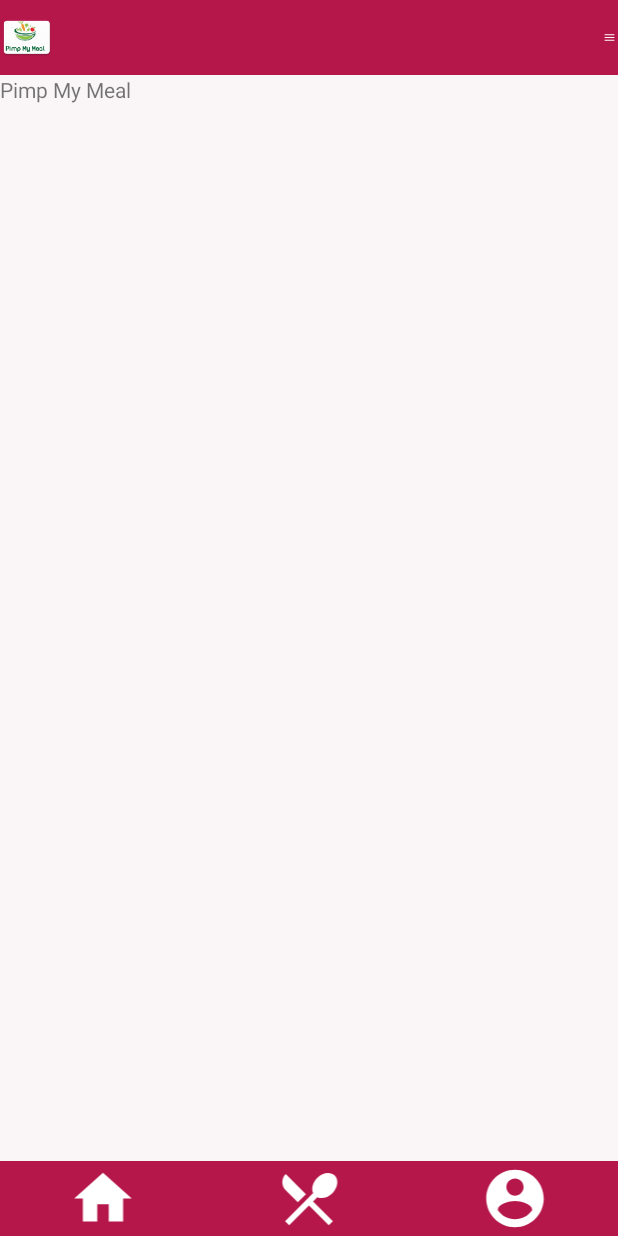
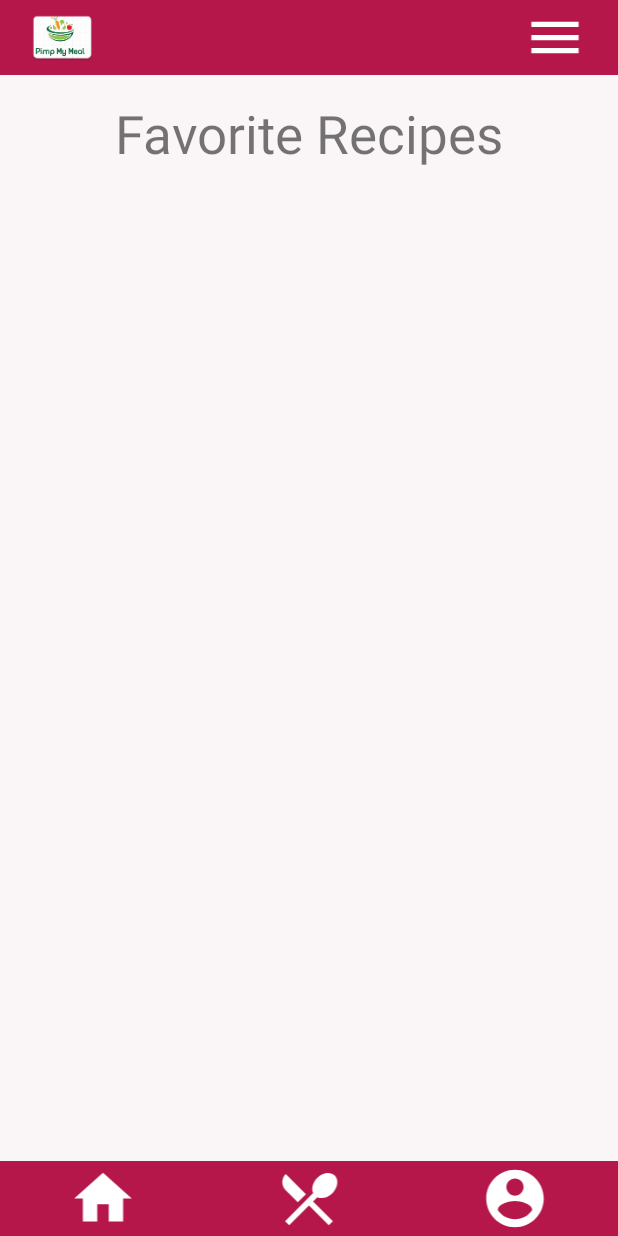
Before and after one commit to DaubieMatthieu/PimpMyMeal, an Android app: the HomeActivity screen opened directly, with no data from a screen before it, on a phone screen of 412 x 824 dp. Run offline under Robolectric (Android 15) with nearby library versions, the phone set to English and light mode, and no system bars.

Commit message:
Add Home Activity

```diff
--- a/app/src/main/java/com/example/pimpmymeal/ui/HomeActivity.java
+++ b/app/src/main/java/com/example/pimpmymeal/ui/HomeActivity.java
@@ -1,12 +1,15 @@
 package com.example.pimpmymeal.ui;
 
 import android.os.Bundle;
+import android.widget.GridView;
 
 import androidx.appcompat.app.AppCompatActivity;
 
 import com.example.pimpmymeal.R;
+import com.example.pimpmymeal.services.UserPreferencesService;
 
 public class HomeActivity extends AppCompatActivity {
+    RecipesAdapter recipesAdapter;
 
     @Override
     protected void onCreate(Bundle savedInstanceState) {
@@ -15,8 +18,17 @@ public class HomeActivity extends AppCompatActivity {
 
         Header header = findViewById(R.id.header);
         header.initHeader();
-
         Footer footer = findViewById(R.id.footer);
         footer.initFooter();
+
+        GridView favoriteRecipesView = findViewById(R.id.favorite_recipes);
+        recipesAdapter = new RecipesAdapter(this,UserPreferencesService.favoriteRecipes);
+        favoriteRecipesView.setAdapter(recipesAdapter);
+    }
+
+    @Override
+    protected void onPostResume() {
+        super.onPostResume();
+        recipesAdapter.notifyDataSetChanged();
     }
 }
--- a/app/src/main/java/com/example/pimpmymeal/ui/SignInActivity.java
+++ b/app/src/main/java/com/example/pimpmymeal/ui/SignInActivity.java
@@ -28,7 +28,9 @@ public class SignInActivity extends AppCompatActivity {
         if (!UserPreferencesService.isFirstAuth()) {
             username.setText(UserPreferencesService.username);
             password.setText(UserPreferencesService.password);
-            if (launchedFrom.equals("app-start")) logInClicked(null);
+            if (launchedFrom.equals("app-start")) {
+                UserPreferencesService.onInitCompleted = (b) -> logInClicked(null);
+            }
         } else if (!launchedFrom.equals("sign-up")) signUpBackClicked(null);
     }
 
--- a/app/src/main/res/layout/activity_home.xml
+++ b/app/src/main/res/layout/activity_home.xml
@@ -8,19 +8,37 @@
 
     <com.example.pimpmymeal.ui.Header
         android:id="@+id/header"
-        android:layout_width="wrap_content"
-        android:layout_height="wrap_content" />
+        android:layout_width="match_parent"
+        android:layout_height="50dp" />
 
-    <TextView
+    <LinearLayout
         android:id="@+id/textView"
         android:layout_width="match_parent"
         android:layout_height="0dp"
         android:layout_weight="1"
-        android:text="@string/app_name" />
+        android:orientation="vertical"
+        android:text="@string/app_name">
+
+        <TextView
+            android:layout_width="match_parent"
+            android:layout_height="wrap_content"
+            android:padding="@dimen/padding_big_title"
+            android:text="@string/favorite_recipes"
+            android:textAlignment="center"
+            android:textSize="@dimen/size_big_title" />
+
+        <GridView
+            android:id="@+id/favorite_recipes"
+            android:layout_width="match_parent"
+            android:layout_height="match_parent"
+            android:numColumns="2"
+            tools:listitem="@layout/recipe_preview" />
+
+    </LinearLayout>
 
     <com.example.pimpmymeal.ui.Footer
         android:id="@+id/footer"
         android:layout_width="match_parent"
-        android:layout_height="wrap_content" />
+        android:layout_height="50dp" />
 
 </LinearLayout>
--- a/app/src/main/res/layout/activity_sign_in.xml
+++ b/app/src/main/res/layout/activity_sign_in.xml
@@ -53,7 +53,7 @@
         android:layout_marginBottom="@dimen/auth_form_margin_bottom"
         android:onClick="logInClicked"
         android:paddingVertical="@dimen/auth_form_btn_vertical_padding"
-        android:text="@string/login"
+        android:text="@string/log_in"
         android:textSize="@dimen/auth_form_main_item_text_size" />
 
     <Button
--- a/app/src/main/res/values/strings.xml
+++ b/app/src/main/res/values/strings.xml
@@ -6,16 +6,20 @@
     <string name="username_pref">Username Preference</string>
     <string name="password_pref">Password Preference</string>
     <string name="fav_recipes_pref">Favorite Recipes Preference</string>
-    <string name="recipes_to_try_pref">Try Later Recipes Preference</string>
-    <!-- TODO organize all this by sections -->
+    <!-- Recipe Activity and Preview -->
     <string name="recipe_name_description">Recipe name</string>
     <string name="recipe_source_description">Recipe source</string>
     <string name="browse_recipe">Browse recipe</string>
     <string name="recipe_image_description">Recipe Image</string>
+    <string name="like_button">like button</string>
+    <!-- Header -->
+    <string name="logo_image">Logo image</string>
+    <string name="header_menu_button">Header menu button</string>
     <string name="help">Help</string>
     <string name="settings">Settings</string>
-    <string name="login">Login</string>
     <string name="log_out">Log out</string>
+    <!-- Authentication Activities -->
+    <string name="log_in">Login</string>
     <string name="sign_in">Sign in</string>
     <string name="sign_up">Sign up</string>
     <string name="username_hint">Username…</string>
@@ -24,12 +28,12 @@
     <string name="register">Register</string>
     <string name="already_have_an_account_btn">Already have an account</string>
     <string name="don_t_have_an_account_btn">Don\'t have an account?</string>
+    <!-- Footer -->
     <string name="home_activity_navigation">Home activity navigation</string>
-    <string name="generator_activity_navigation">Generator activity navigation</string>
     <string name="search_activity_navigation">Search activity navigation</string>
     <string name="profile_activity_navigation">Profile activity navigation</string>
-    <string name="logo_image">Logo image</string>
-    <string name="header_menu_button">Header menu button</string>
+    <!-- Home Activity -->
+    <string name="favorite_recipes">Favorite Recipes</string>
     <!-- Search Activity -->
     <string name="search_activity_title">Search for recipes !</string>
     <string name="search_hint">Ex: pasta, zucchini, mushrooms…</string>
```
Also changed, not shown: app/src/main/java/com/example/pimpmymeal/model/Recipe.java (+15 -0 lines), app/src/main/java/com/example/pimpmymeal/services/UserPreferencesService.java (+22 -24 lines), app/src/main/java/com/example/pimpmymeal/services/Utilities.java (+16 -0 lines), app/src/main/java/com/example/pimpmymeal/ui/RecipeActivity.java (+24 -1 lines), app/src/main/res/drawable/ic_baseline_thumb_up_carmina_24.xml (added, +10 -0 lines), app/src/main/res/drawable/ic_baseline_thumb_up_empty_24.xml (added, +10 -0 lines), app/src/main/res/layout/activity_recipe.xml (+30 -6 lines).
